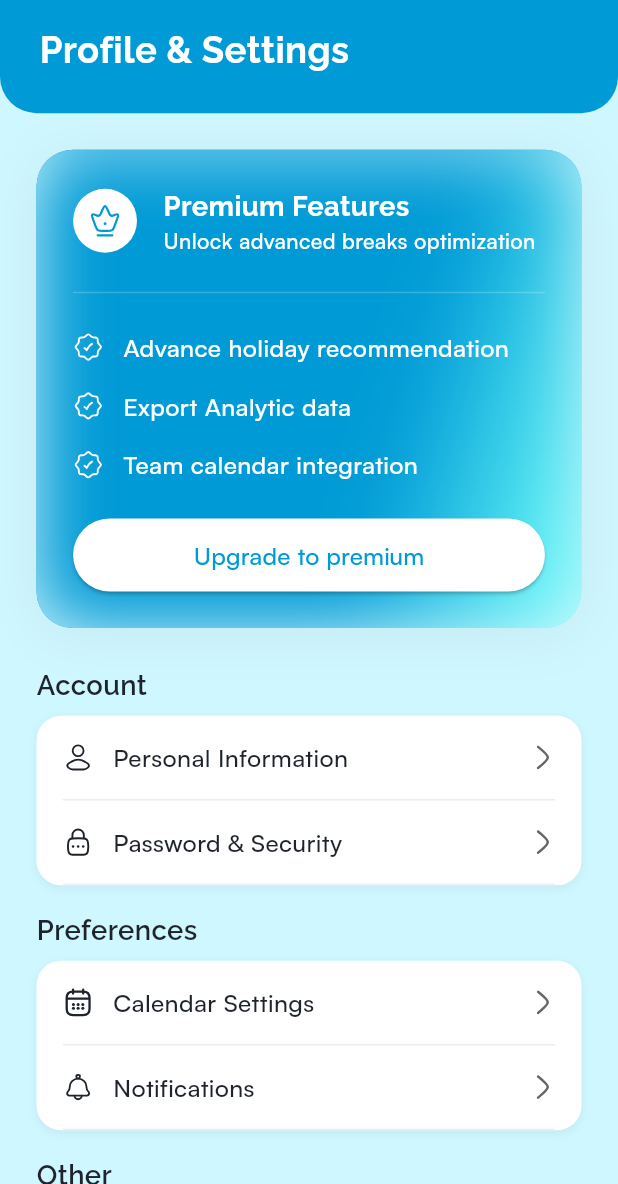
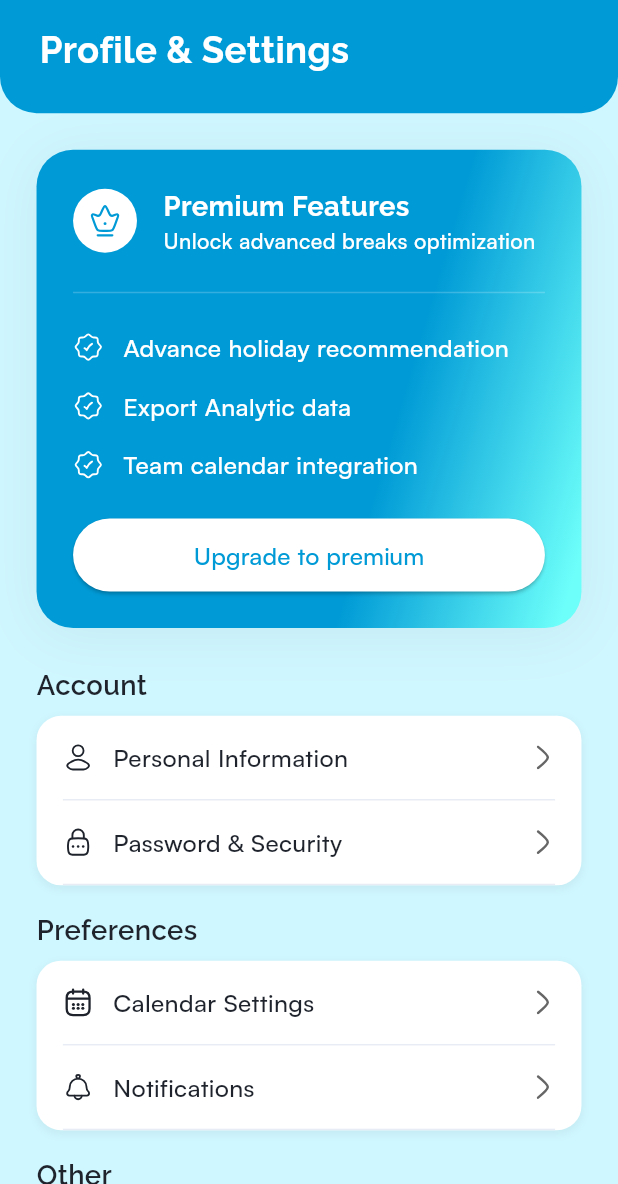
Before and after one commit to Jossyboydgenius/BetterBreaks, a Flutter app: the ProfileSettingsView screen opened directly, on a phone screen of 412 x 824 dp, the part 52-1236 px from its top. Run offline on Flutter 3.47's test engine with Material 3 defaults, Android fonts, the phone set to English and light mode, and no system bars; our stand-ins replace bot_toast, connectivity_plus, dots_indicator, fl_chart, flutter_dotenv, flutter_screenutil and 4 more; missing offline and left inert: easy_pie_chart; project files that could hold a hidden picture were left out.

Commit message:
Refactor ProfileSettingsView layout for improved UI consistency
Removed unnecessary ClipRRect and BackdropFilter components to streamline the layout of the ProfileSettingsView. Enhanced the structure by directly using Padding and adjusting child widgets for better readability and organization. This update focuses on maintaining a clean and modern design while ensuring a more intuitive user experience.

```diff
--- a/lib/ui/views/profile/profile_settings_view.dart
+++ b/lib/ui/views/profile/profile_settings_view.dart
@@ -4,7 +4,6 @@ import 'package:better_breaks/shared/app_colors.dart';
 import 'package:better_breaks/shared/app_textstyle.dart';
 import 'package:better_breaks/shared/app_icons.dart';
 import 'package:better_breaks/ui/widgets/app_buttons.dart';
-import 'dart:ui';
 
 class ProfileSettingsView extends StatelessWidget {
   final VoidCallback? onBackPressed;
@@ -148,10 +147,6 @@ class ProfileSettingsView extends StatelessWidget {
           ),
         ],
       ),
-      child: ClipRRect(
-        borderRadius: BorderRadius.circular(24.r),
-        child: BackdropFilter(
-          filter: ImageFilter.blur(sigmaX: 23.3, sigmaY: 23.3),
       child: Padding(
         padding: EdgeInsets.all(24.r),
         child: Column(
@@ -222,13 +217,12 @@ class ProfileSettingsView extends StatelessWidget {
               text: 'Upgrade to premium',
               backgroundColor: Colors.white,
               textColor: AppColors.primary,
+              fontWeight: FontWeight.w600,
               onPressed: () {
                 // Handle upgrade
               },
             ),
           ],
-            ),
-          ),
         ),
       ),
     );
```
Lines whose indentation alone changed are shown as unchanged.
